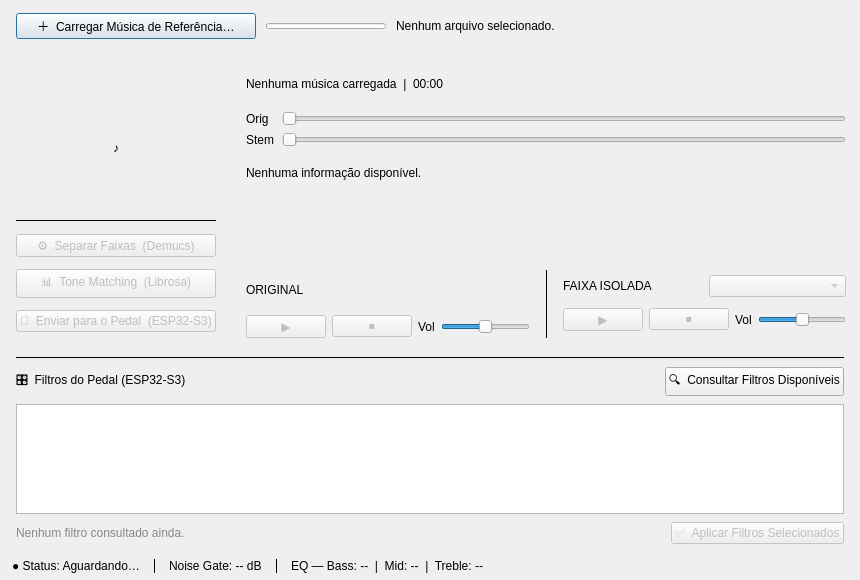
The window that gui/mainwindow.ui (broken-usb/uninstrumephy) describes before a commit, drawn with Qt 5.
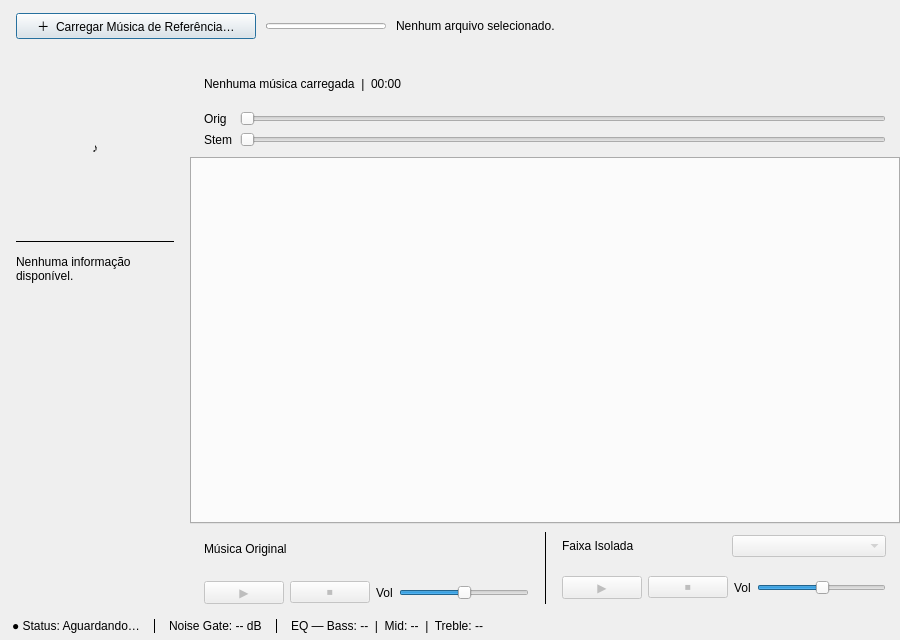
The same window after the commit.

The edit to the form file:
```diff
--- a/gui/mainwindow.ui
+++ b/gui/mainwindow.ui
@@ -6,14 +6,14 @@
    <rect>
     <x>0</x>
     <y>0</y>
-    <width>860</width>
-    <height>580</height>
+    <width>900</width>
+    <height>640</height>
    </rect>
   </property>
   <property name="minimumSize">
    <size>
-    <width>700</width>
-    <height>480</height>
+    <width>760</width>
+    <height>540</height>
    </size>
   </property>
   <property name="windowTitle">
@@ -137,13 +137,13 @@
       <widget class="QFrame" name="frameLeft">
        <property name="minimumSize">
         <size>
-         <width>200</width>
+         <width>190</width>
          <height>0</height>
         </size>
        </property>
        <property name="maximumSize">
         <size>
-         <width>260</width>
+         <width>230</width>
          <height>16777215</height>
         </size>
        </property>
@@ -202,32 +202,15 @@
          </widget>
         </item>
         <item>
-         <widget class="QPushButton" name="btn_run_demucs">
-          <property name="enabled">
-           <bool>false</bool>
-          </property>
+         <widget class="QLabel" name="lbl_metadata">
           <property name="text">
-           <string>⚙  Separar Faixas  (Demucs)</string>
+           <string>Nenhuma informação disponível.</string>
           </property>
-         </widget>
-        </item>
-        <item>
-         <widget class="QPushButton" name="btn_run_analysis">
-          <property name="enabled">
-           <bool>false</bool>
+          <property name="alignment">
+           <set>Qt::AlignmentFlag::AlignLeading|Qt::AlignmentFlag::AlignLeft|Qt::AlignmentFlag::AlignTop</set>
           </property>
-          <property name="text">
-           <string>📊  Tone Matching  (Librosa)</string>
-          </property>
-         </widget>
-        </item>
-        <item>
-         <widget class="QPushButton" name="btn_send_hardware">
-          <property name="enabled">
-           <bool>false</bool>
-          </property>
-          <property name="text">
-           <string>🔌  Enviar para o Pedal  (ESP32-S3)</string>
+          <property name="wordWrap">
+           <bool>true</bool>
           </property>
          </widget>
         </item>
@@ -362,101 +345,13 @@
         </widget>
        </item>
        <item>
-        <widget class="QFrame" name="frameMetadata">
+        <widget class="QTabWidget" name="tabsMain">
          <property name="sizePolicy">
           <sizepolicy hsizetype="Preferred" vsizetype="Expanding">
            <horstretch>0</horstretch>
            <verstretch>1</verstretch>
           </sizepolicy>
          </property>
-         <property name="frameShape">
-          <enum>QFrame::Shape::NoFrame</enum>
-         </property>
-         <layout class="QVBoxLayout" name="metadataLayout">
-          <property name="leftMargin">
-           <number>14</number>
-          </property>
-          <property name="topMargin">
-           <number>10</number>
-          </property>
-          <property name="rightMargin">
-           <number>14</number>
-          </property>
-          <property name="bottomMargin">
-           <number>10</number>
-          </property>
-          <item>
-           <widget class="QLabel" name="lbl_metadata">
-            <property name="text">
-             <string>Nenhuma informação disponível.</string>
-            </property>
-            <property name="alignment">
-             <set>Qt::AlignmentFlag::AlignLeading|Qt::AlignmentFlag::AlignLeft|Qt::AlignmentFlag::AlignTop</set>
-            </property>
-            <property name="wordWrap">
-             <bool>true</bool>
-            </property>
-           </widget>
-          </item>
-          <item>
-           <widget class="QLabel" name="lbl_analyzed_stem">
-            <property name="text">
-             <string></string>
-            </property>
-            <property name="styleSheet">
-             <string notr="true">color: #888;</string>
-            </property>
-           </widget>
-          </item>
-          <item>
-           <widget class="QWidget" name="containerWaveform" native="true">
-            <property name="minimumSize">
-             <size>
-              <width>0</width>
-              <height>90</height>
-             </size>
-            </property>
-            <layout class="QVBoxLayout" name="waveformContainerLayout">
-             <property name="leftMargin">
-              <number>0</number>
-             </property>
-             <property name="topMargin">
-              <number>0</number>
-             </property>
-             <property name="rightMargin">
-              <number>0</number>
-             </property>
-             <property name="bottomMargin">
-              <number>0</number>
-             </property>
-            </layout>
-           </widget>
-          </item>
-          <item>
-           <widget class="QWidget" name="containerEqCurve" native="true">
-            <property name="minimumSize">
-             <size>
-              <width>0</width>
-              <height>100</height>
-             </size>
-            </property>
-            <layout class="QVBoxLayout" name="eqCurveContainerLayout">
-             <property name="leftMargin">
-              <number>0</number>
-             </property>
-             <property name="topMargin">
-              <number>0</number>
-             </property>
-             <property name="rightMargin">
-              <number>0</number>
-             </property>
-             <property name="bottomMargin">
-              <number>0</number>
-             </property>
-            </layout>
-           </widget>
-          </item>
-         </layout>
         </widget>
        </item>
        <item>
@@ -484,23 +379,20 @@
            <number>14</number>
           </property>
           <property name="topMargin">
-           <number>10</number>
+           <number>8</number>
           </property>
           <property name="rightMargin">
            <number>14</number>
           </property>
           <property name="bottomMargin">
-           <number>10</number>
+           <number>8</number>
           </property>
           <item>
-           <layout class="QVBoxLayout" name="origColLayout">
-            <property name="spacing">
-             <number>6</number>
-            </property>
+           <layout class="QVBoxLayout" name="playbackOrigLayout">
             <item>
              <widget class="QLabel" name="lbl_section_orig">
               <property name="text">
-               <string>ORIGINAL</string>
+               <string>Música Original</string>
               </property>
              </widget>
             </item>
@@ -573,19 +465,13 @@
            </widget>
           </item>
           <item>
-           <layout class="QVBoxLayout" name="stemColLayout">
-            <property name="spacing">
-             <number>6</number>
-            </property>
+           <layout class="QVBoxLayout" name="playbackStemLayout">
             <item>
              <layout class="QHBoxLayout" name="stemHeaderLayout">
-              <property name="spacing">
-               <number>8</number>
-              </property>
               <item>
                <widget class="QLabel" name="lbl_section_stem">
                 <property name="text">
-                 <string>FAIXA ISOLADA</string>
+                 <string>Faixa Isolada</string>
                 </property>
                </widget>
               </item>
@@ -657,127 +543,6 @@
      </item>
     </layout>
    </item>
-   <item>
-    <widget class="QFrame" name="frameFilters">
-     <property name="frameShape">
-      <enum>QFrame::Shape::NoFrame</enum>
-     </property>
-     <layout class="QVBoxLayout" name="filtersLayout">
-      <property name="spacing">
-       <number>8</number>
-      </property>
-      <property name="leftMargin">
-       <number>16</number>
-      </property>
-      <property name="topMargin">
-       <number>8</number>
-      </property>
-      <property name="rightMargin">
-       <number>16</number>
-      </property>
-      <property name="bottomMargin">
-       <number>8</number>
-      </property>
-      <item>
-       <widget class="QFrame" name="lineSepFilters">
-        <property name="frameShape">
-         <enum>QFrame::Shape::HLine</enum>
-        </property>
-        <property name="frameShadow">
-         <enum>QFrame::Shadow::Plain</enum>
-        </property>
-       </widget>
-      </item>
-      <item>
-       <layout class="QHBoxLayout" name="filtersHeaderLayout">
-        <item>
-         <widget class="QLabel" name="lbl_filters_title">
-          <property name="text">
-           <string>🎛  Filtros do Pedal (ESP32-S3)</string>
-          </property>
-         </widget>
-        </item>
-        <item>
-         <spacer name="filtersHeaderSpacer">
-          <property name="orientation">
-           <enum>Qt::Orientation::Horizontal</enum>
-          </property>
-          <property name="sizeHint" stdset="0">
-           <size>
-            <width>40</width>
-            <height>20</height>
-           </size>
-          </property>
-         </spacer>
-        </item>
-        <item>
-         <widget class="QPushButton" name="btn_query_filters">
-          <property name="text">
-           <string>🔍  Consultar Filtros Disponíveis</string>
-          </property>
-         </widget>
-        </item>
-       </layout>
-      </item>
-      <item>
-       <widget class="QListWidget" name="list_filters">
-        <property name="minimumSize">
-         <size>
-          <width>0</width>
-          <height>110</height>
-         </size>
-        </property>
-        <property name="maximumSize">
-         <size>
-          <width>16777215</width>
-          <height>150</height>
-         </size>
-        </property>
-        <property name="selectionMode">
-         <enum>QAbstractItemView::SelectionMode::MultiSelection</enum>
-        </property>
-       </widget>
-      </item>
-      <item>
-       <layout class="QHBoxLayout" name="filtersFooterLayout">
-        <item>
-         <widget class="QLabel" name="lbl_filters_status">
-          <property name="text">
-           <string>Nenhum filtro consultado ainda.</string>
-          </property>
-          <property name="styleSheet">
-           <string notr="true">color: #888;</string>
-          </property>
-         </widget>
-        </item>
-        <item>
-         <spacer name="filtersFooterSpacer">
-          <property name="orientation">
-           <enum>Qt::Orientation::Horizontal</enum>
-          </property>
-          <property name="sizeHint" stdset="0">
-           <size>
-            <width>40</width>
-            <height>20</height>
-           </size>
-          </property>
-         </spacer>
-        </item>
-        <item>
-         <widget class="QPushButton" name="btn_apply_filters">
-          <property name="enabled">
-           <bool>false</bool>
-          </property>
-          <property name="text">
-           <string>✅  Aplicar Filtros Selecionados</string>
-          </property>
-         </widget>
-        </item>
-       </layout>
-      </item>
-     </layout>
-    </widget>
-   </item>
    <item>
     <widget class="QFrame" name="frameStatus">
      <property name="minimumSize">
```
Left out of the diff: 2 changed lines with no effect on the pictures.
